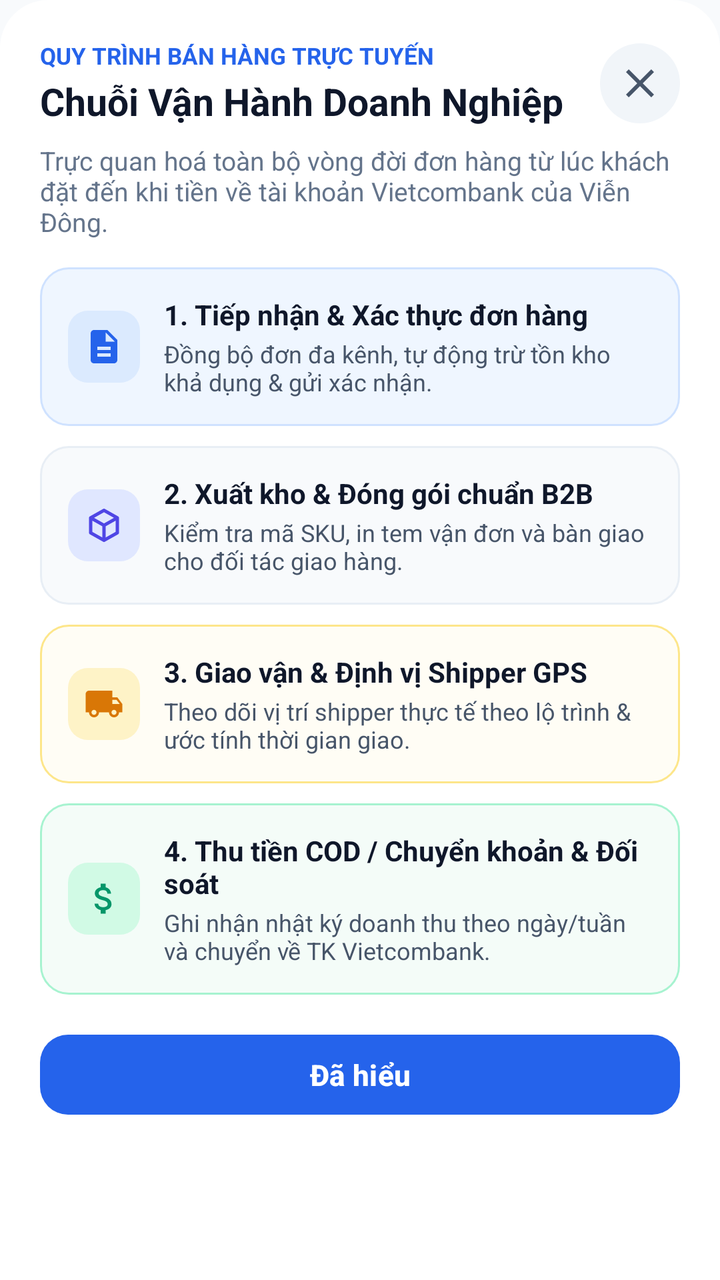
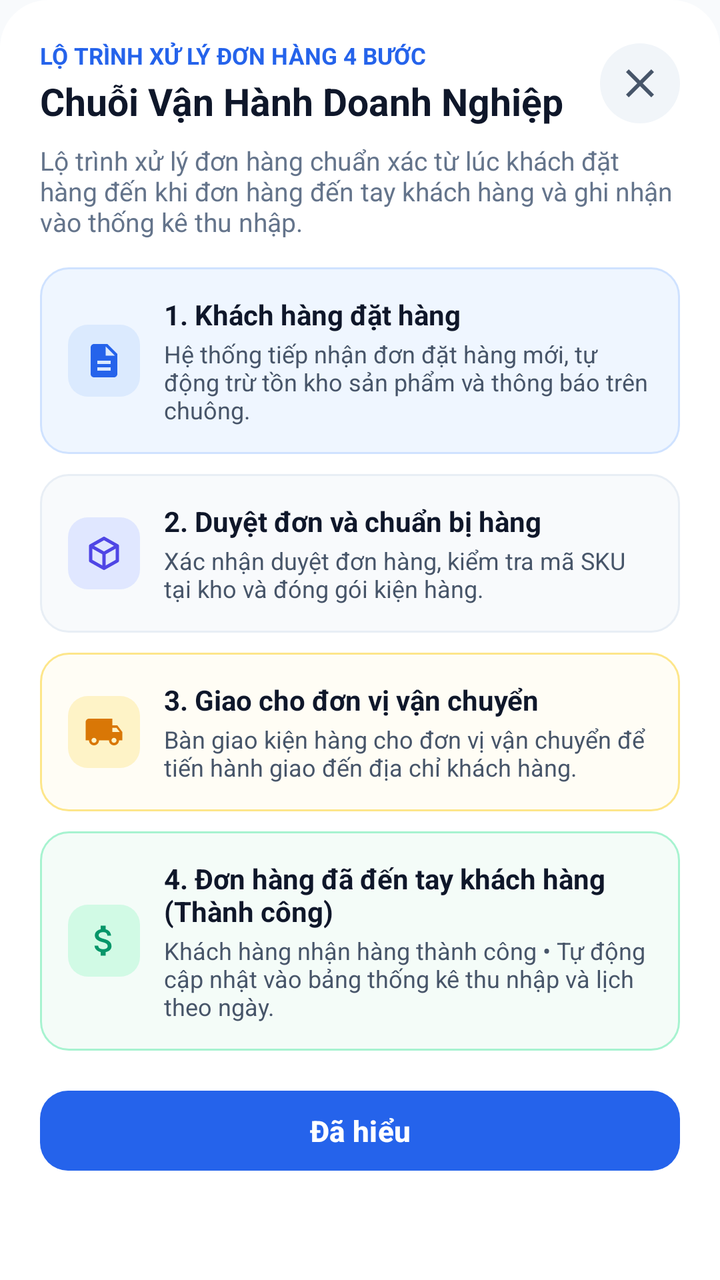

Two renders of the same Android screen: before a commit and after it. Below are the layout's source before the change and the commit's diff.
<!-- AndroidManifest.xml: application theme Theme.VienDongSales -->
<!-- res/layout/dialog_process_blueprint.xml -->
<?xml version="1.0" encoding="utf-8"?>
<androidx.core.widget.NestedScrollView xmlns:android="http://schemas.android.com/apk/res/android"
    xmlns:app="http://schemas.android.com/apk/res-auto"
    android:layout_width="match_parent"
    android:layout_height="wrap_content"
    android:background="@drawable/bg_bottom_sheet">

    <LinearLayout
        android:layout_width="match_parent"
        android:layout_height="wrap_content"
        android:orientation="vertical"
        android:padding="20dp">

        <LinearLayout
            android:layout_width="match_parent"
            android:layout_height="wrap_content"
            android:gravity="center_vertical"
            android:orientation="horizontal">

            <LinearLayout
                android:layout_width="0dp"
                android:layout_height="wrap_content"
                android:layout_weight="1"
                android:orientation="vertical">

                <TextView
                    android:layout_width="wrap_content"
                    android:layout_height="wrap_content"
                    android:text="QUY TRÌNH BÁN HÀNG TRỰC TUYẾN"
                    android:textColor="@color/primary_blue"
                    android:textSize="11.5sp"
                    android:textStyle="bold" />

                <TextView
                    android:layout_width="wrap_content"
                    android:layout_height="wrap_content"
                    android:layout_marginTop="2dp"
                    android:text="Chuỗi Vận Hành Doanh Nghiệp"
                    android:textColor="@color/text_primary"
                    android:textSize="19sp"
                    android:textStyle="bold" />
            </LinearLayout>

            <ImageButton
                android:id="@+id/btn_close_blueprint"
                android:layout_width="40dp"
                android:layout_height="40dp"
                android:background="@drawable/bg_circle_gray"
                android:contentDescription="@string/cd_close"
                android:padding="10dp"
                android:src="@drawable/ic_close"
                app:tint="@color/text_secondary" />
        </LinearLayout>

        <TextView
            android:layout_width="match_parent"
            android:layout_height="wrap_content"
            android:layout_marginTop="8dp"
            android:text="Trực quan hoá toàn bộ vòng đời đơn hàng từ lúc khách đặt đến khi tiền về tài khoản Vietcombank của Viễn Đông."
            android:textColor="@color/text_muted"
            android:textSize="13sp" />

        
        <LinearLayout
            android:layout_width="match_parent"
            android:layout_height="wrap_content"
            android:layout_marginTop="14dp"
            android:background="@drawable/bg_card_blue_tint"
            android:gravity="center_vertical"
            android:orientation="horizontal"
            android:padding="14dp">

            <ImageView
                android:layout_width="36dp"
                android:layout_height="36dp"
                android:background="@drawable/bg_icon_square_blue"
                android:contentDescription="@null"
                android:padding="8dp"
                android:src="@drawable/ic_doc"
                app:tint="@color/primary_blue" />

            <LinearLayout
                android:layout_width="0dp"
                android:layout_height="wrap_content"
                android:layout_marginStart="12dp"
                android:layout_weight="1"
                android:orientation="vertical">

                <TextView
                    android:layout_width="wrap_content"
                    android:layout_height="wrap_content"
                    android:text="1. Tiếp nhận &amp; Xác thực đơn hàng"
                    android:textColor="@color/text_primary"
                    android:textSize="14sp"
                    android:textStyle="bold" />

                <TextView
                    android:layout_width="wrap_content"
                    android:layout_height="wrap_content"
                    android:layout_marginTop="2dp"
                    android:text="Đồng bộ đơn đa kênh, tự động trừ tồn kho khả dụng &amp; gửi xác nhận."
                    android:textColor="@color/text_secondary"
                    android:textSize="12sp" />
            </LinearLayout>
        </LinearLayout>

        
        <LinearLayout
            android:layout_width="match_parent"
            android:layout_height="wrap_content"
            android:layout_marginTop="10dp"
            android:background="@drawable/bg_card_subtle"
            android:gravity="center_vertical"
            android:orientation="horizontal"
            android:padding="14dp">

            <ImageView
                android:layout_width="36dp"
                android:layout_height="36dp"
                android:background="@drawable/bg_icon_square_indigo"
                android:contentDescription="@null"
                android:padding="8dp"
                android:src="@drawable/ic_products"
                app:tint="@color/indigo_primary" />

            <LinearLayout
                android:layout_width="0dp"
                android:layout_height="wrap_content"
                android:layout_marginStart="12dp"
                android:layout_weight="1"
                android:orientation="vertical">

                <TextView
                    android:layout_width="wrap_content"
                    android:layout_height="wrap_content"
                    android:text="2. Xuất kho &amp; Đóng gói chuẩn B2B"
                    android:textColor="@color/text_primary"
                    android:textSize="14sp"
                    android:textStyle="bold" />

                <TextView
                    android:layout_width="wrap_content"
                    android:layout_height="wrap_content"
                    android:layout_marginTop="2dp"
                    android:text="Kiểm tra mã SKU, in tem vận đơn và bàn giao cho đối tác giao hàng."
                    android:textColor="@color/text_secondary"
                    android:textSize="12sp" />
            </LinearLayout>
        </LinearLayout>

        
        <LinearLayout
            android:layout_width="match_parent"
            android:layout_height="wrap_content"
            android:layout_marginTop="10dp"
            android:background="@drawable/bg_card_amber_tint"
            android:gravity="center_vertical"
            android:orientation="horizontal"
            android:padding="14dp">

            <ImageView
                android:layout_width="36dp"
                android:layout_height="36dp"
                android:background="@drawable/bg_icon_square_amber"
                android:contentDescription="@null"
                android:padding="8dp"
                android:src="@drawable/ic_truck"
                app:tint="@color/amber_text" />

            <LinearLayout
                android:layout_width="0dp"
                android:layout_height="wrap_content"
                android:layout_marginStart="12dp"
                android:layout_weight="1"
                android:orientation="vertical">

                <TextView
                    android:layout_width="wrap_content"
                    android:layout_height="wrap_content"
                    android:text="3. Giao vận &amp; Định vị Shipper GPS"
                    android:textColor="@color/text_primary"
                    android:textSize="14sp"
                    android:textStyle="bold" />

                <TextView
                    android:layout_width="wrap_content"
                    android:layout_height="wrap_content"
                    android:layout_marginTop="2dp"
                    android:text="Theo dõi vị trí shipper thực tế theo lộ trình &amp; ước tính thời gian giao."
                    android:textColor="@color/text_secondary"
                    android:textSize="12sp" />
            </LinearLayout>
        </LinearLayout>

        
        <LinearLayout
            android:layout_width="match_parent"
            android:layout_height="wrap_content"
            android:layout_marginTop="10dp"
            android:background="@drawable/bg_card_green_tint"
            android:gravity="center_vertical"
            android:orientation="horizontal"
            android:padding="14dp">

            <ImageView
                android:layout_width="36dp"
                android:layout_height="36dp"
                android:background="@drawable/bg_icon_square_green"
                android:contentDescription="@null"
                android:padding="8dp"
                android:src="@drawable/ic_cash"
                app:tint="@color/green_primary" />

            <LinearLayout
                android:layout_width="0dp"
                android:layout_height="wrap_content"
                android:layout_marginStart="12dp"
                android:layout_weight="1"
                android:orientation="vertical">

                <TextView
                    android:layout_width="wrap_content"
                    android:layout_height="wrap_content"
                    android:text="4. Thu tiền COD / Chuyển khoản &amp; Đối soát"
                    android:textColor="@color/text_primary"
                    android:textSize="14sp"
                    android:textStyle="bold" />

                <TextView
                    android:layout_width="wrap_content"
                    android:layout_height="wrap_content"
                    android:layout_marginTop="2dp"
                    android:text="Ghi nhận nhật ký doanh thu theo ngày/tuần và chuyển về TK Vietcombank."
                    android:textColor="@color/text_secondary"
                    android:textSize="12sp" />
            </LinearLayout>
        </LinearLayout>

        <com.google.android.material.button.MaterialButton
            android:id="@+id/btn_blueprint_done"
            style="@style/Widget.Material3.Button.UnelevatedButton"
            android:layout_width="match_parent"
            android:layout_height="48dp"
            android:layout_marginTop="16dp"
            android:text="Đã hiểu"
            android:textColor="@color/white"
            android:textSize="14.5sp"
            android:textStyle="bold"
            app:backgroundTint="@color/primary_blue"
            app:cornerRadius="14dp" />

    </LinearLayout>
</androidx.core.widget.NestedScrollView>
<!-- resources referenced by this layout -->
<resources>
  <color name="amber_text">#D97706</color>
  <color name="green_primary">#059669</color>
  <color name="indigo_primary">#4F46E5</color>
  <color name="primary_blue">#2563EB</color>
  <color name="text_muted">#64748B</color>
  <color name="text_primary">#0F172A</color>
  <color name="text_secondary">#475569</color>
  <color name="white">#FFFFFFFF</color>
  <!-- drawable bg_bottom_sheet (drawable) -->
  <?xml version="1.0" encoding="utf-8"?>
  <shape xmlns:android="http://schemas.android.com/apk/res/android" android:shape="rectangle">
      <solid android:color="@color/white" />
      <corners android:topLeftRadius="24dp" android:topRightRadius="24dp" />
  </shape>
  <!-- drawable bg_card_blue_tint (drawable) -->
  <?xml version="1.0" encoding="utf-8"?>
  <shape xmlns:android="http://schemas.android.com/apk/res/android" android:shape="rectangle">
      <solid android:color="@color/blue_bg_soft" />
      <corners android:radius="14dp" />
      <stroke android:width="1dp" android:color="@color/blue_stroke" />
  </shape>
  <!-- drawable bg_card_green_tint (drawable) -->
  <?xml version="1.0" encoding="utf-8"?>
  <shape xmlns:android="http://schemas.android.com/apk/res/android" android:shape="rectangle">
      <solid android:color="@color/green_bg_soft" />
      <corners android:radius="14dp" />
      <stroke android:width="1dp" android:color="@color/green_stroke" />
  </shape>
  <!-- drawable bg_card_subtle (drawable) -->
  <?xml version="1.0" encoding="utf-8"?>
  <shape xmlns:android="http://schemas.android.com/apk/res/android" android:shape="rectangle">
      <solid android:color="@color/bg_screen" />
      <corners android:radius="14dp" />
      <stroke android:width="1dp" android:color="@color/card_stroke" />
  </shape>
  <!-- drawable bg_circle_gray (drawable) -->
  <?xml version="1.0" encoding="utf-8"?>
  <shape xmlns:android="http://schemas.android.com/apk/res/android" android:shape="oval">
      <solid android:color="@color/bg_subtle" />
  </shape>
  <!-- drawable bg_icon_square_amber (drawable) -->
  <?xml version="1.0" encoding="utf-8"?>
  <shape xmlns:android="http://schemas.android.com/apk/res/android" android:shape="rectangle">
      <solid android:color="@color/amber_icon_bg" />
      <corners android:radius="10dp" />
  </shape>
  <!-- drawable bg_icon_square_blue (drawable) -->
  <?xml version="1.0" encoding="utf-8"?>
  <shape xmlns:android="http://schemas.android.com/apk/res/android" android:shape="rectangle">
      <solid android:color="@color/blue_icon_bg" />
      <corners android:radius="10dp" />
  </shape>
  <!-- drawable bg_icon_square_green (drawable) -->
  <?xml version="1.0" encoding="utf-8"?>
  <shape xmlns:android="http://schemas.android.com/apk/res/android" android:shape="rectangle">
      <solid android:color="@color/green_icon_bg" />
      <corners android:radius="10dp" />
  </shape>
  <!-- drawable bg_icon_square_indigo (drawable) -->
  <?xml version="1.0" encoding="utf-8"?>
  <shape xmlns:android="http://schemas.android.com/apk/res/android" android:shape="rectangle">
      <solid android:color="@color/indigo_icon_bg" />
      <corners android:radius="10dp" />
  </shape>
  <string name="cd_close">Đóng hộp thoại</string>
  <color name="amber_bg_soft">#FFFDF5</color>
  <color name="amber_stroke">#FDE68A</color>
  <color name="blue_bg_soft">#EFF6FF</color>
  <color name="blue_stroke">#CFE2FF</color>
  <color name="green_bg_soft">#F4FCF8</color>
  <color name="green_stroke">#A7F3D0</color>
  <color name="bg_screen">#F8FAFC</color>
  <color name="card_stroke">#E8EEF5</color>
  <color name="bg_subtle">#F1F5F9</color>
  <color name="amber_icon_bg">#FEF3C7</color>
  <color name="blue_icon_bg">#DBEAFE</color>
  <color name="green_icon_bg">#D1FAE5</color>
  <color name="indigo_icon_bg">#E0E7FF</color>
  <color name="primary_blue_dark">#1D4ED8</color>
  <color name="bg_card">#FFFFFF</color>
  <!-- unchanged entries left out for length: 7 -->
</resources>

<!-- the commit's change to res/layout/dialog_process_blueprint.xml (unified diff, before → after) -->
@@ -26,7 +26,7 @@
                 <TextView
                     android:layout_width="wrap_content"
                     android:layout_height="wrap_content"
-                    android:text="QUY TRÌNH BÁN HÀNG TRỰC TUYẾN"
+                    android:text="LỘ TRÌNH XỬ LÝ ĐƠN HÀNG 4 BƯỚC"
                     android:textColor="@color/primary_blue"
                     android:textSize="11.5sp"
                     android:textStyle="bold" />
@@ -56,7 +56,7 @@
             android:layout_width="match_parent"
             android:layout_height="wrap_content"
             android:layout_marginTop="8dp"
-            android:text="Trực quan hoá toàn bộ vòng đời đơn hàng từ lúc khách đặt đến khi tiền về tài khoản Vietcombank của Viễn Đông."
+            android:text="Lộ trình xử lý đơn hàng chuẩn xác từ lúc khách đặt hàng đến khi đơn hàng đến tay khách hàng và ghi nhận vào thống kê thu nhập."
             android:textColor="@color/text_muted"
             android:textSize="13sp" />
 
@@ -89,16 +89,16 @@
                 <TextView
                     android:layout_width="wrap_content"
                     android:layout_height="wrap_content"
-                    android:text="1. Tiếp nhận &amp; Xác thực đơn hàng"
-                    android:textColor="@color/text_primary"
-                    android:textSize="14sp"
-                    android:textStyle="bold" />
-
-                <TextView
-                    android:layout_width="wrap_content"
-                    android:layout_height="wrap_content"
-                    android:layout_marginTop="2dp"
-                    android:text="Đồng bộ đơn đa kênh, tự động trừ tồn kho khả dụng &amp; gửi xác nhận."
+                    android:text="1. Khách hàng đặt hàng"
+                    android:textColor="@color/text_primary"
+                    android:textSize="14sp"
+                    android:textStyle="bold" />
+
+                <TextView
+                    android:layout_width="wrap_content"
+                    android:layout_height="wrap_content"
+                    android:layout_marginTop="2dp"
+                    android:text="Hệ thống tiếp nhận đơn đặt hàng mới, tự động trừ tồn kho sản phẩm và thông báo trên chuông."
                     android:textColor="@color/text_secondary"
                     android:textSize="12sp" />
             </LinearLayout>
@@ -133,16 +133,16 @@
                 <TextView
                     android:layout_width="wrap_content"
                     android:layout_height="wrap_content"
-                    android:text="2. Xuất kho &amp; Đóng gói chuẩn B2B"
-                    android:textColor="@color/text_primary"
-                    android:textSize="14sp"
-                    android:textStyle="bold" />
-
-                <TextView
-                    android:layout_width="wrap_content"
-                    android:layout_height="wrap_content"
-                    android:layout_marginTop="2dp"
-                    android:text="Kiểm tra mã SKU, in tem vận đơn và bàn giao cho đối tác giao hàng."
+                    android:text="2. Duyệt đơn và chuẩn bị hàng"
+                    android:textColor="@color/text_primary"
+                    android:textSize="14sp"
+                    android:textStyle="bold" />
+
+                <TextView
+                    android:layout_width="wrap_content"
+                    android:layout_height="wrap_content"
+                    android:layout_marginTop="2dp"
+                    android:text="Xác nhận duyệt đơn hàng, kiểm tra mã SKU tại kho và đóng gói kiện hàng."
                     android:textColor="@color/text_secondary"
                     android:textSize="12sp" />
             </LinearLayout>
@@ -177,16 +177,16 @@
                 <TextView
                     android:layout_width="wrap_content"
                     android:layout_height="wrap_content"
-                    android:text="3. Giao vận &amp; Định vị Shipper GPS"
-                    android:textColor="@color/text_primary"
-                    android:textSize="14sp"
-                    android:textStyle="bold" />
-
-                <TextView
-                    android:layout_width="wrap_content"
-                    android:layout_height="wrap_content"
-                    android:layout_marginTop="2dp"
-                    android:text="Theo dõi vị trí shipper thực tế theo lộ trình &amp; ước tính thời gian giao."
+                    android:text="3. Giao cho đơn vị vận chuyển"
+                    android:textColor="@color/text_primary"
+                    android:textSize="14sp"
+                    android:textStyle="bold" />
+
+                <TextView
+                    android:layout_width="wrap_content"
+                    android:layout_height="wrap_content"
+                    android:layout_marginTop="2dp"
+                    android:text="Bàn giao kiện hàng cho đơn vị vận chuyển để tiến hành giao đến địa chỉ khách hàng."
                     android:textColor="@color/text_secondary"
                     android:textSize="12sp" />
             </LinearLayout>
@@ -221,16 +221,16 @@
                 <TextView
                     android:layout_width="wrap_content"
                     android:layout_height="wrap_content"
-                    android:text="4. Thu tiền COD / Chuyển khoản &amp; Đối soát"
-                    android:textColor="@color/text_primary"
-                    android:textSize="14sp"
-                    android:textStyle="bold" />
-
-                <TextView
-                    android:layout_width="wrap_content"
-                    android:layout_height="wrap_content"
-                    android:layout_marginTop="2dp"
-                    android:text="Ghi nhận nhật ký doanh thu theo ngày/tuần và chuyển về TK Vietcombank."
+                    android:text="4. Đơn hàng đã đến tay khách hàng (Thành công)"
+                    android:textColor="@color/text_primary"
+                    android:textSize="14sp"
+                    android:textStyle="bold" />
+
+                <TextView
+                    android:layout_width="wrap_content"
+                    android:layout_height="wrap_content"
+                    android:layout_marginTop="2dp"
+                    android:text="Khách hàng nhận hàng thành công • Tự động cập nhật vào bảng thống kê thu nhập và lịch theo ngày."
                     android:textColor="@color/text_secondary"
                     android:textSize="12sp" />
             </LinearLayout>
